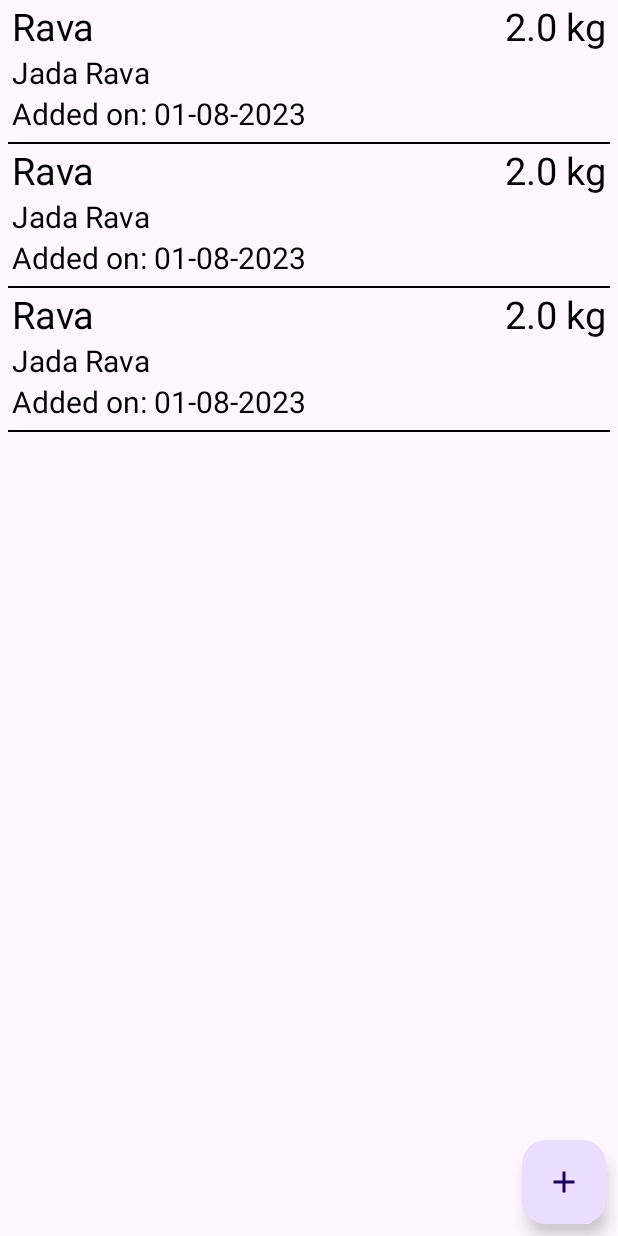
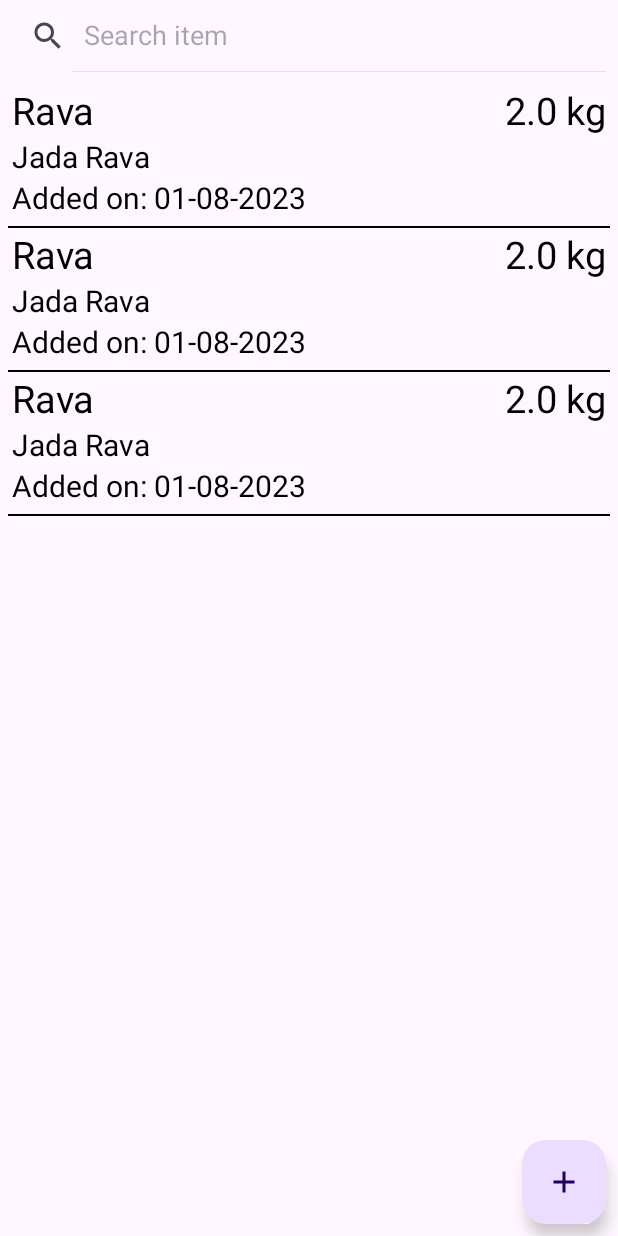
Before and after one commit to joshiashish191/Grocery_Planner, an Android app: the layout fragment_grocery_list.xml on its own in the app's theme, with its tools: preview values and no code run, on a phone screen of 412 x 824 dp. Run offline under Robolectric (Android 15) with nearby library versions, the phone set to English and light mode, and no system bars.

Commit message:
Added search feature

```diff
--- a/app/src/main/java/net/softglobe/groceryplanner/model/GroceryDao.kt
+++ b/app/src/main/java/net/softglobe/groceryplanner/model/GroceryDao.kt
@@ -29,4 +29,7 @@ interface GroceryDao {
 
     @Query("SELECT * FROM Modification WHERE itemId = :id ORDER BY modifiedOn DESC")
     fun getModificationsList(id :Int) : LiveData<List<Modification>>
+
+    @Query("SELECT * FROM Grocery WHERE name LIKE '%' ||:query|| '%'")
+    fun searchGroceryListByQuery(query: String) : LiveData<List<Grocery>>
 }
--- a/app/src/main/java/net/softglobe/groceryplanner/model/Repository.kt
+++ b/app/src/main/java/net/softglobe/groceryplanner/model/Repository.kt
@@ -29,4 +29,8 @@ class Repository(private val groceryDao: GroceryDao) {
     suspend fun deleteModifications(id: Int) {
         groceryDao.deleteModifications(id)
     }
+
+    fun searchGroceryListByQuery(query : String) : LiveData<List<Grocery>> {
+        return groceryDao.searchGroceryListByQuery(query)
+    }
 }
--- a/app/src/main/res/layout/fragment_grocery_list.xml
+++ b/app/src/main/res/layout/fragment_grocery_list.xml
@@ -8,12 +8,22 @@
         android:layout_height="match_parent"
         tools:context=".view.GroceryListFragment">
 
+        <androidx.appcompat.widget.SearchView
+            android:id="@+id/grocery_item_search"
+            android:layout_width="match_parent"
+            android:layout_height="wrap_content"
+            app:layout_constraintTop_toTopOf="parent"
+            app:iconifiedByDefault="false"
+            app:queryHint="Search item"/>
+
 
         <androidx.recyclerview.widget.RecyclerView
             android:id="@+id/rv_grocery_list"
             android:layout_width="match_parent"
-            android:layout_height="match_parent"
-            tools:listitem="@layout/grocery_item" />
+            android:layout_height="0dp"
+            tools:listitem="@layout/grocery_item"
+            app:layout_constraintTop_toBottomOf="@id/grocery_item_search"
+            android:layout_marginTop="8dp"/>
 
         <com.google.android.material.floatingactionbutton.FloatingActionButton
             android:id="@+id/btn_add_record"
@@ -24,6 +34,7 @@
             android:clickable="true"
             app:layout_constraintBottom_toBottomOf="parent"
             app:layout_constraintEnd_toEndOf="parent"
-            app:srcCompat="@drawable/add" />
+            app:srcCompat="@drawable/add"
+            android:focusable="true" />
     </androidx.constraintlayout.widget.ConstraintLayout>
 </layout>
```
Also changed, not shown: app/src/main/java/net/softglobe/groceryplanner/view/GroceryListFragment.kt (+23 -5 lines), app/src/main/java/net/softglobe/groceryplanner/viewmodel/MainViewModel.kt (+4 -3 lines).
